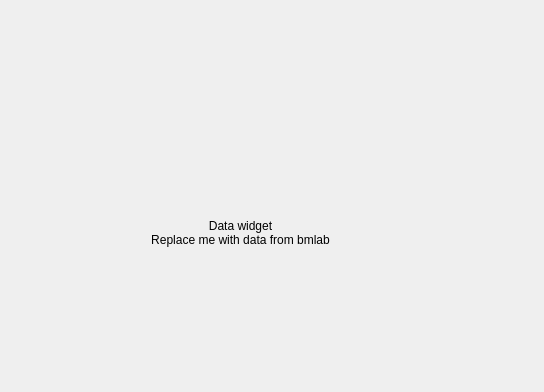
First picture: the form in bmicro/gui/data/data_view.ui, repository BrillouinMicroscopy/BMicro, before the edit; both pictures show x 96 to 640 and y 0 to 392 of the 640 by 480 pixel window.
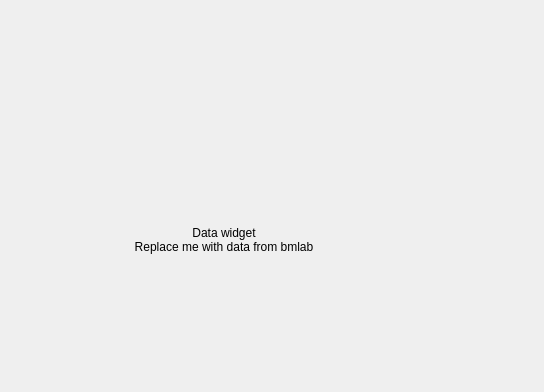
Second picture: the form after the edit.

Commit message: Make views resize

Patch:
```diff
--- a/bmicro/gui/data/data_view.ui
+++ b/bmicro/gui/data/data_view.ui
@@ -13,15 +13,21 @@
   <property name="windowTitle">
    <string>Form</string>
   </property>
+  <layout class="QVBoxLayout" name="verticalLayout">
+   <property name="leftMargin">
+    <number>0</number>
+   </property>
+   <property name="topMargin">
+    <number>0</number>
+   </property>
+   <property name="rightMargin">
+    <number>0</number>
+   </property>
+   <property name="bottomMargin">
+    <number>0</number>
+   </property>
+   <item>
   <widget class="QLabel" name="data_test_label">
-   <property name="geometry">
-    <rect>
-     <x>232</x>
-     <y>200</y>
-     <width>209</width>
-     <height>65</height>
-    </rect>
-   </property>
    <property name="text">
     <string>Data widget
 Replace me with data from bmlab</string>
@@ -30,6 +36,8 @@
     <set>Qt::AlignCenter</set>
    </property>
   </widget>
+   </item>
+  </layout>
  </widget>
  <resources/>
  <connections/>
```
Lines whose indentation alone changed are shown as unchanged. The commit also changes 4 other files.
